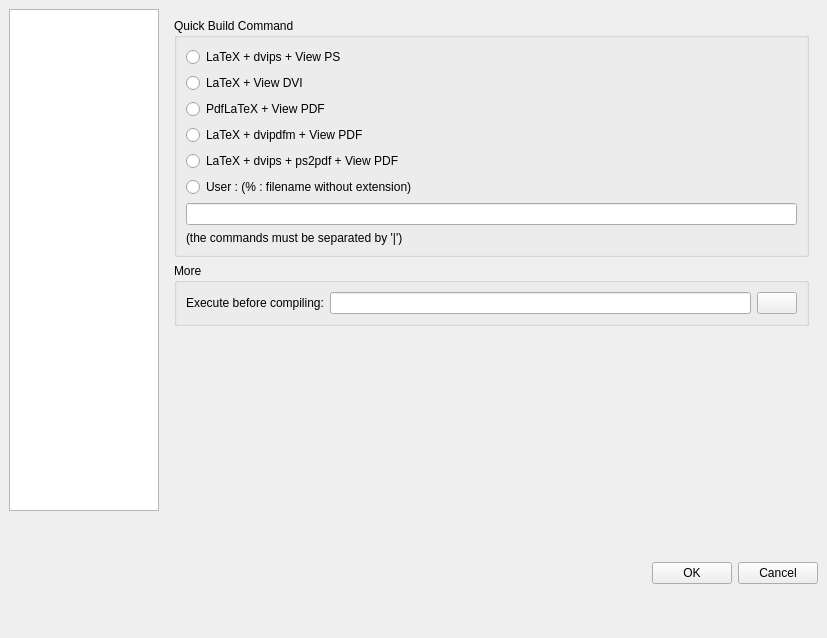
Qt form configdialog.ui (svn2github/texstudio-trunk) before a commit.
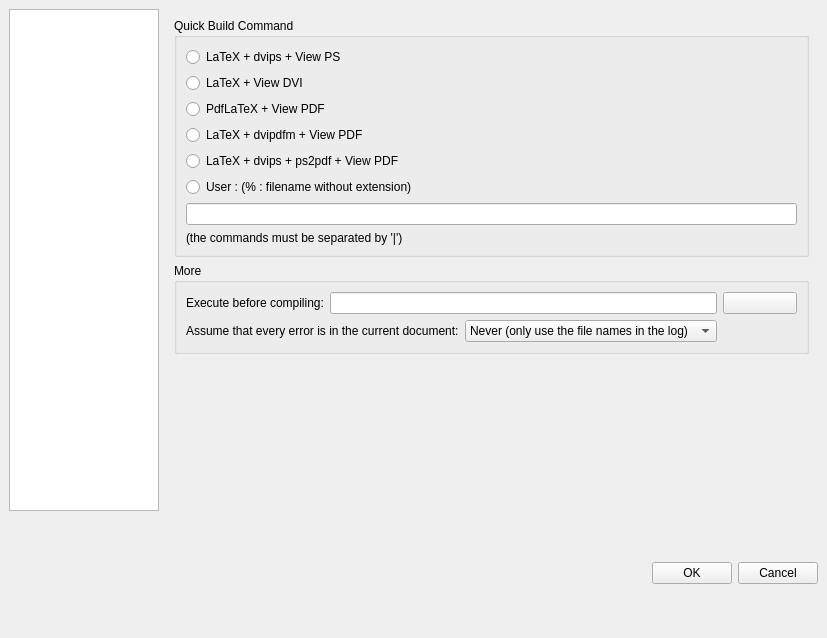
The same form after that commit. The open tabs and pages were chosen to show the change. Icons and pictures are not drawn.

Commit message: added workaround for the never working detection of files with latex errors (it is impossible to parse the stupid latex log files 100% reliably)

Diff of the .ui file:
```diff
--- a/configdialog.ui
+++ b/configdialog.ui
@@ -626,18 +626,18 @@
          <property name="title">
           <string>More</string>
          </property>
-         <layout class="QHBoxLayout" name="horizontalLayout">
-          <item>
+         <layout class="QGridLayout" name="gridLayout">
+          <item row="0" column="0">
            <widget class="QLabel" name="label_2">
             <property name="text">
              <string>Execute before compiling:</string>
             </property>
            </widget>
           </item>
-          <item>
+          <item row="0" column="1" colspan="3">
            <widget class="QLineEdit" name="lineEditExecuteBeforeCompiling"/>
           </item>
-          <item>
+          <item row="0" column="4">
            <widget class="QPushButton" name="pushButtonExecuteBeforeCompiling">
             <property name="text">
              <string/>
@@ -654,6 +654,32 @@
             </property>
            </widget>
           </item>
+          <item row="1" column="0" colspan="2">
+           <widget class="QLabel" name="label_11">
+            <property name="text">
+             <string>Assume that every error is in the current document:</string>
+            </property>
+           </widget>
+          </item>
+          <item row="1" column="2" colspan="2">
+           <widget class="QComboBox" name="comboBoxIgnoreLogFileNames">
+            <item>
+             <property name="text">
+              <string>Never (only use the file names in the log)</string>
+             </property>
+            </item>
+            <item>
+             <property name="text">
+              <string>Only when there is no master document</string>
+             </property>
+            </item>
+            <item>
+             <property name="text">
+              <string>Always (ignore file names in the log)</string>
+             </property>
+            </item>
+           </widget>
+          </item>
          </layout>
         </widget>
        </item>
```
Left out of the diff: 34 changed lines with no effect on the pictures. The commit also changes 5 other files.
